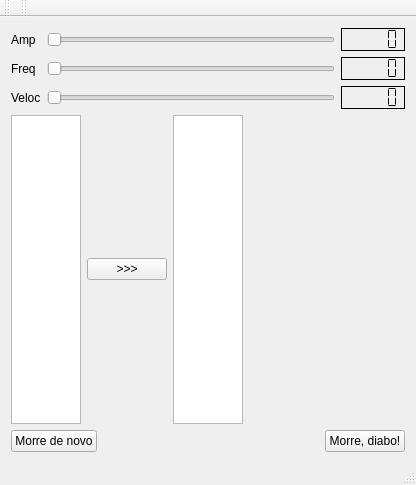
agostinhobritojr/dca1202, file helloqt/mainwindow.ui: the form before one commit.
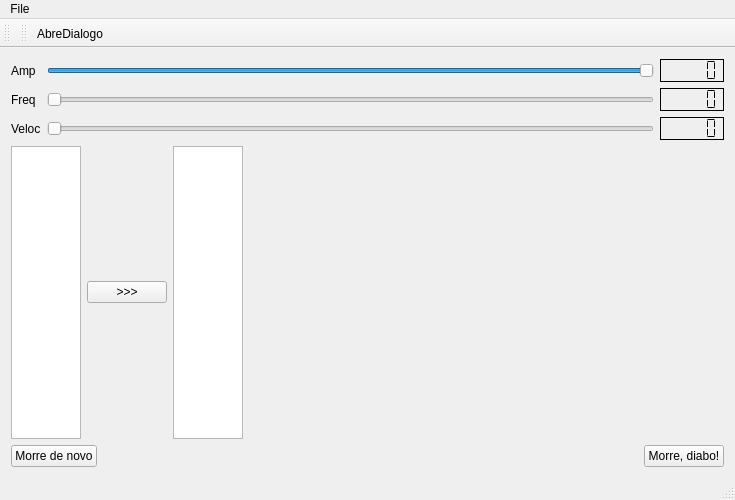
The form after the commit. Custom widgets are drawn as their Qt base class.

What changed in the file:
```diff
--- a/helloqt/mainwindow.ui
+++ b/helloqt/mainwindow.ui
@@ -6,8 +6,8 @@
    <rect>
     <x>0</x>
     <y>0</y>
-    <width>416</width>
-    <height>485</height>
+    <width>735</width>
+    <height>500</height>
    </rect>
   </property>
   <property name="windowTitle">
@@ -26,6 +26,9 @@
       </item>
       <item row="0" column="1">
        <widget class="QSlider" name="horizontalSliderAmp">
+        <property name="value">
+         <number>99</number>
+        </property>
         <property name="orientation">
          <enum>Qt::Horizontal</enum>
         </property>
@@ -156,10 +159,17 @@
     <rect>
      <x>0</x>
      <y>0</y>
-     <width>416</width>
+     <width>735</width>
      <height>22</height>
     </rect>
    </property>
+   <widget class="QMenu" name="menuFile">
+    <property name="title">
+     <string>File</string>
+    </property>
+    <addaction name="actionAbreDialogo"/>
+   </widget>
+   <addaction name="menuFile"/>
   </widget>
   <widget class="QToolBar" name="mainToolBar">
    <attribute name="toolBarArea">
@@ -180,7 +190,13 @@
    <attribute name="toolBarBreak">
     <bool>false</bool>
    </attribute>
+   <addaction name="actionAbreDialogo"/>
   </widget>
+  <action name="actionAbreDialogo">
+   <property name="text">
+    <string>AbreDialogo</string>
+   </property>
+  </action>
  </widget>
  <layoutdefault spacing="6" margin="11"/>
  <customwidgets>
```
Left out of the diff: 75 changed lines with no effect on the pictures.
